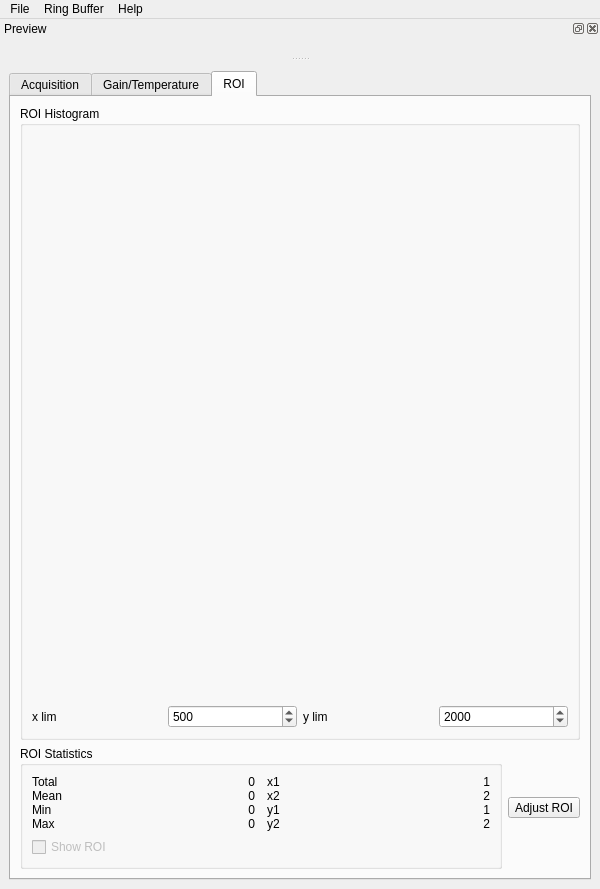
Qt form viewer/viewer.ui (lcici/qCamera) before a commit.
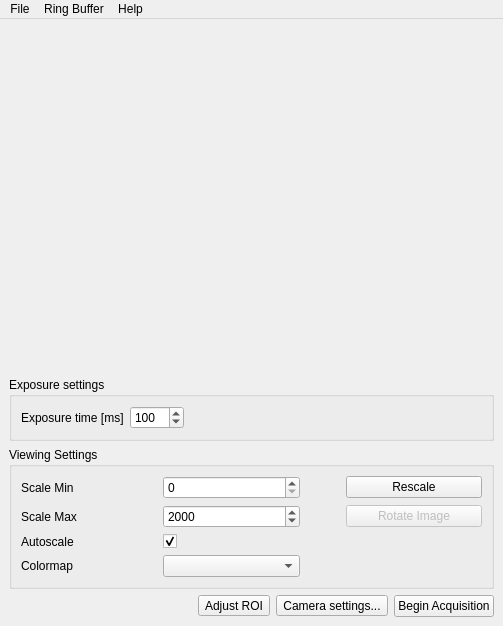
The same form after that commit. The open tabs and pages were chosen to show the change. Custom widgets are drawn as their Qt base class.

Commit message:
Reworking viewer interface.
Created some new Qt ui files, but have not yet implemented them in
the code.

```diff
--- a/viewer/viewer.ui
+++ b/viewer/viewer.ui
@@ -9,49 +9,30 @@
    <rect>
     <x>0</x>
     <y>0</y>
-    <width>600</width>
-    <height>889</height>
+    <width>503</width>
+    <height>626</height>
    </rect>
   </property>
   <property name="windowTitle">
    <string>qCamera Viewer</string>
   </property>
   <widget class="QWidget" name="centralwidget">
-   <layout class="QVBoxLayout" name="verticalLayout_5">
-    <item>
-     <widget class="QTabWidget" name="tabWidget">
-      <property name="currentIndex">
-       <number>0</number>
-      </property>
-      <widget class="QWidget" name="tab">
-       <attribute name="title">
-        <string>Acquisition</string>
-       </attribute>
-       <widget class="QWidget" name="horizontalLayoutWidget">
-        <property name="geometry">
-         <rect>
-          <x>10</x>
-          <y>10</y>
-          <width>411</width>
-          <height>121</height>
-         </rect>
-        </property>
-        <layout class="QHBoxLayout" name="horizontalLayout_2">
-         <item>
-          <widget class="QGroupBox" name="groupBox">
-           <property name="title">
-            <string>Exposure and Trigger Settings</string>
-           </property>
            <layout class="QVBoxLayout" name="verticalLayout_2">
             <item>
-             <layout class="QFormLayout" name="formLayout_3">
-              <item row="0" column="0">
-               <widget class="QLabel" name="label">
-                <property name="text">
-                 <string>Exposure time [ms]</string>
+     <widget class="ImageWidget" name="imageWidget">
+      <property name="orientation">
+       <enum>Qt::Vertical</enum>
                 </property>
                </widget>
               </item>
+    <item>
+     <widget class="QGroupBox" name="groupBox">
+      <property name="title">
+       <string>Exposure settings</string>
+      </property>
+      <layout class="QVBoxLayout" name="verticalLayout">
+       <item>
+        <layout class="QGridLayout" name="gridLayout_2">
               <item row="0" column="1">
                <widget class="QSpinBox" name="exposureTimeBox">
                 <property name="minimum">
@@ -68,122 +49,39 @@
                 </property>
                </widget>
               </item>
-              <item row="1" column="0">
-               <widget class="QLabel" name="label_4">
+         <item row="0" column="0">
+          <widget class="QLabel" name="label">
                 <property name="text">
-                 <string>Trigger mode</string>
+            <string>Exposure time [ms]</string>
                 </property>
                </widget>
               </item>
-              <item row="1" column="1">
-               <widget class="QComboBox" name="triggerModeBox">
-                <item>
-                 <property name="text">
-                  <string>software</string>
-                 </property>
-                </item>
-                <item>
-                 <property name="text">
-                  <string>external</string>
-                 </property>
-                </item>
-               </widget>
-              </item>
+         <item row="0" column="2">
+          <spacer name="horizontalSpacer_2">
+           <property name="orientation">
+            <enum>Qt::Horizontal</enum>
+           </property>
+           <property name="sizeHint" stdset="0">
+            <size>
+             <width>40</width>
+             <height>20</height>
+            </size>
+           </property>
+          </spacer>
+         </item>
              </layout>
             </item>
            </layout>
           </widget>
          </item>
-         <item>
-          <widget class="QGroupBox" name="shutterGroupBox">
-           <property name="title">
-            <string>Shutter</string>
-           </property>
-           <layout class="QHBoxLayout" name="horizontalLayout">
-            <item>
-             <widget class="QRadioButton" name="openShutterButton">
-              <property name="text">
-               <string>Open</string>
-              </property>
-             </widget>
-            </item>
-            <item>
-             <widget class="QRadioButton" name="closeShutterButton">
-              <property name="text">
-               <string>Closed</string>
-              </property>
-              <property name="checked">
-               <bool>true</bool>
-              </property>
-             </widget>
-            </item>
-           </layout>
-          </widget>
-         </item>
-         <item>
-          <layout class="QVBoxLayout" name="verticalLayout_7" stretch="0,0">
-           <item>
-            <widget class="QToolButton" name="adjustCropButton">
-             <property name="text">
-              <string>Adjust Crop</string>
-             </property>
-            </widget>
-           </item>
-           <item>
-            <widget class="QPushButton" name="setBinsButton">
-             <property name="text">
-              <string>Set Bins</string>
-             </property>
-            </widget>
-           </item>
-          </layout>
-         </item>
-        </layout>
-       </widget>
-       <widget class="QWidget" name="horizontalLayoutWidget_2">
-        <property name="geometry">
-         <rect>
-          <x>10</x>
-          <y>150</y>
-          <width>230</width>
-          <height>163</height>
-         </rect>
-        </property>
-        <layout class="QHBoxLayout" name="horizontalLayout_5">
          <item>
           <widget class="QGroupBox" name="groupBox_2">
            <property name="title">
             <string>Viewing Settings</string>
            </property>
-           <layout class="QGridLayout" name="gridLayout_4">
-            <item row="2" column="1">
-             <widget class="QPushButton" name="rotateImageButton">
-              <property name="text">
-               <string>Rotate Image</string>
-              </property>
-             </widget>
-            </item>
-            <item row="0" column="1">
-             <widget class="QPushButton" name="rescaleButton">
-              <property name="text">
-               <string>Rescale</string>
-              </property>
-             </widget>
-            </item>
-            <item row="0" column="0" rowspan="3">
-             <layout class="QVBoxLayout" name="verticalLayout">
-              <item>
-               <layout class="QFormLayout" name="formLayout_2">
-                <property name="fieldGrowthPolicy">
-                 <enum>QFormLayout::AllNonFixedFieldsGrow</enum>
-                </property>
-                <item row="0" column="0">
-                 <widget class="QLabel" name="label_2">
-                  <property name="text">
-                   <string>Scale Min</string>
-                  </property>
-                 </widget>
-                </item>
+      <layout class="QGridLayout" name="gridLayout">
+       <item row="0" column="0" rowspan="2">
+        <layout class="QGridLayout" name="gridLayout_3">
                 <item row="0" column="1">
                  <widget class="QSpinBox" name="scaleMinBox">
                   <property name="maximum">
@@ -194,10 +92,13 @@
                   </property>
                  </widget>
                 </item>
-                <item row="1" column="0">
-                 <widget class="QLabel" name="label_3">
+         <item row="2" column="1">
+          <widget class="QCheckBox" name="autoscaleButton">
                   <property name="text">
-                   <string>Scale Max</string>
+            <string/>
+           </property>
+           <property name="checked">
+            <bool>true</bool>
                   </property>
                  </widget>
                 </item>
@@ -217,424 +118,112 @@
                   </property>
                  </widget>
                 </item>
-                <item row="2" column="0">
-                 <widget class="QLabel" name="label_5">
-                  <property name="text">
-                   <string>Colormap</string>
-                  </property>
-                 </widget>
-                </item>
-                <item row="2" column="1">
+         <item row="3" column="1">
                  <widget class="QComboBox" name="colormapBox"/>
                 </item>
-               </layout>
-              </item>
-              <item>
-               <widget class="QCheckBox" name="rbufferBox">
-                <property name="enabled">
-                 <bool>false</bool>
-                </property>
-                <property name="text">
-                 <string>Enable Ring Buffer</string>
-                </property>
-               </widget>
-              </item>
-             </layout>
-            </item>
-            <item row="1" column="1">
-             <widget class="QCheckBox" name="autoscaleButton">
+         <item row="2" column="0">
+          <widget class="QLabel" name="label_4">
               <property name="text">
                <string>Autoscale</string>
               </property>
-              <property name="checked">
-               <bool>true</bool>
-              </property>
-             </widget>
-            </item>
-           </layout>
-          </widget>
-         </item>
-        </layout>
-       </widget>
-       <widget class="QPushButton" name="acquisitionButton">
-        <property name="geometry">
-         <rect>
-          <x>410</x>
-          <y>380</y>
-          <width>151</width>
-          <height>81</height>
-         </rect>
-        </property>
-        <property name="text">
-         <string>Begin Acquisition</string>
-        </property>
-       </widget>
-       <zorder>horizontalLayoutWidget</zorder>
-       <zorder>horizontalLayoutWidget</zorder>
-       <zorder>setBinsButton</zorder>
-       <zorder>horizontalLayoutWidget_2</zorder>
-       <zorder>shutterGroupBox</zorder>
-       <zorder>acquisitionButton</zorder>
-      </widget>
-      <widget class="QWidget" name="tab_3">
-       <attribute name="title">
-        <string>Gain/Temperature</string>
-       </attribute>
-       <widget class="QGroupBox" name="groupBox_3">
-        <property name="geometry">
-         <rect>
-          <x>20</x>
-          <y>20</y>
-          <width>113</width>
-          <height>74</height>
-         </rect>
-        </property>
-        <property name="title">
-         <string>Temperature Settings</string>
-        </property>
-        <layout class="QVBoxLayout" name="verticalLayout_6">
-         <item>
-          <layout class="QFormLayout" name="formLayout_5">
-           <property name="fieldGrowthPolicy">
-            <enum>QFormLayout::AllNonFixedFieldsGrow</enum>
-           </property>
-           <item row="0" column="1">
-            <widget class="QSpinBox" name="tempSetPointBox"/>
+          </widget>
            </item>
            <item row="0" column="0">
-            <widget class="QLabel" name="label_10">
+          <widget class="QLabel" name="label_2">
              <property name="text">
-              <string>Set Point</string>
+            <string>Scale Min</string>
+           </property>
+          </widget>
+         </item>
+         <item row="3" column="0">
+          <widget class="QLabel" name="label_5">
+           <property name="text">
+            <string>Colormap</string>
              </property>
             </widget>
            </item>
            <item row="1" column="0">
-            <widget class="QLabel" name="label_11">
+          <widget class="QLabel" name="label_3">
              <property name="text">
-              <string>Actual</string>
-             </property>
-            </widget>
-           </item>
-           <item row="1" column="1">
-            <widget class="QLabel" name="tempLbl">
-             <property name="text">
-              <string>20</string>
-             </property>
-            </widget>
-           </item>
-          </layout>
-         </item>
-        </layout>
-       </widget>
-       <widget class="QGroupBox" name="coolerStateBox">
-        <property name="geometry">
-         <rect>
-          <x>20</x>
-          <y>100</y>
-          <width>102</width>
-          <height>50</height>
-         </rect>
-        </property>
-        <property name="title">
-         <string>Cooler State</string>
-        </property>
-        <layout class="QHBoxLayout" name="horizontalLayout_3">
-         <item>
-          <widget class="QRadioButton" name="coolerOnButton">
-           <property name="text">
-            <string>On</string>
-           </property>
-          </widget>
-         </item>
-         <item>
-          <widget class="QRadioButton" name="coolerOffButton">
-           <property name="text">
-            <string>Off</string>
-           </property>
-           <property name="checked">
-            <bool>true</bool>
-           </property>
-          </widget>
-         </item>
-        </layout>
-       </widget>
-       <widget class="QGroupBox" name="gainGroupBox">
-        <property name="geometry">
-         <rect>
-          <x>150</x>
-          <y>20</y>
-          <width>261</width>
-          <height>51</height>
-         </rect>
-        </property>
-        <property name="title">
-         <string>Gain</string>
-        </property>
-        <layout class="QHBoxLayout" name="horizontalLayout_6">
-         <item>
-          <widget class="QSlider" name="gainSlider">
-           <property name="orientation">
-            <enum>Qt::Horizontal</enum>
-           </property>
-          </widget>
-         </item>
-         <item>
-          <widget class="QLabel" name="gainLbl">
-           <property name="text">
-            <string>100</string>
-           </property>
-          </widget>
-         </item>
-        </layout>
-       </widget>
-      </widget>
-      <widget class="QWidget" name="tab_2">
-       <attribute name="title">
-        <string>ROI</string>
-       </attribute>
-       <layout class="QGridLayout" name="gridLayout_2">
-        <item row="0" column="0" colspan="2">
-         <widget class="QGroupBox" name="groupBox_5">
-          <property name="title">
-           <string>ROI Histogram</string>
-          </property>
-          <layout class="QVBoxLayout" name="verticalLayout_3">
-           <item>
-            <widget class="CurveWidget" name="roiHistWidget">
-             <property name="orientation">
-              <enum>Qt::Horizontal</enum>
-             </property>
-            </widget>
-           </item>
-           <item>
-            <layout class="QGridLayout" name="gridLayout_3">
-             <item row="0" column="1">
-              <widget class="QSpinBox" name="xHistLimBox">
-               <property name="maximum">
-                <number>65536</number>
-               </property>
-               <property name="singleStep">
-                <number>100</number>
-               </property>
-               <property name="value">
-                <number>500</number>
+            <string>Scale Max</string>
                </property>
               </widget>
              </item>
              <item row="0" column="3">
-              <widget class="QSpinBox" name="yHistLimBox">
-               <property name="maximum">
-                <number>65536</number>
-               </property>
-               <property name="singleStep">
-                <number>10</number>
-               </property>
-               <property name="value">
-                <number>2000</number>
-               </property>
-              </widget>
-             </item>
-             <item row="0" column="0">
-              <widget class="QLabel" name="label_19">
+          <widget class="QPushButton" name="rescaleButton">
                <property name="text">
-                <string>x lim</string>
+            <string>Rescale</string>
                </property>
               </widget>
              </item>
-             <item row="0" column="2">
-              <widget class="QLabel" name="label_20">
-               <property name="text">
-                <string>y lim</string>
-               </property>
-              </widget>
-             </item>
-            </layout>
-           </item>
-          </layout>
-         </widget>
-        </item>
-        <item row="1" column="0">
-         <widget class="QGroupBox" name="groupBox_4">
-          <property name="title">
-           <string>ROI Statistics</string>
-          </property>
-          <layout class="QGridLayout" name="gridLayout">
-           <property name="horizontalSpacing">
-            <number>12</number>
-           </property>
-           <item row="1" column="0">
-            <widget class="QCheckBox" name="showROIBox">
+         <item row="1" column="3">
+          <widget class="QPushButton" name="rotateImageButton">
              <property name="enabled">
               <bool>false</bool>
              </property>
              <property name="text">
-              <string>Show ROI</string>
+            <string>Rotate Image</string>
              </property>
             </widget>
            </item>
-           <item row="0" column="0">
-            <layout class="QFormLayout" name="formLayout">
-             <property name="fieldGrowthPolicy">
-              <enum>QFormLayout::AllNonFixedFieldsGrow</enum>
-             </property>
-             <item row="0" column="0">
-              <widget class="QLabel" name="label_15">
-               <property name="text">
-                <string>Total</string>
-               </property>
-              </widget>
-             </item>
-             <item row="0" column="1">
-              <widget class="QLabel" name="roiTotalLbl">
-               <property name="text">
-                <string>0</string>
-               </property>
-               <property name="alignment">
-                <set>Qt::AlignRight|Qt::AlignTrailing|Qt::AlignVCenter</set>
-               </property>
-              </widget>
-             </item>
-             <item row="1" column="0">
-              <widget class="QLabel" name="label_16">
-               <property name="text">
-                <string>Mean</string>
-               </property>
-              </widget>
-             </item>
-             <item row="1" column="1">
-              <widget class="QLabel" name="roiMeanLbl">
-               <property name="text">
-                <string>0</string>
-               </property>
-               <property name="alignment">
-                <set>Qt::AlignRight|Qt::AlignTrailing|Qt::AlignVCenter</set>
-               </property>
-              </widget>
-             </item>
-             <item row="2" column="0">
-              <widget class="QLabel" name="label_17">
-               <property name="text">
-                <string>Min</string>
-               </property>
-              </widget>
-             </item>
-             <item row="2" column="1">
-              <widget class="QLabel" name="roiMinLbl">
-               <property name="text">
-                <string>0</string>
-               </property>
-               <property name="alignment">
-                <set>Qt::AlignRight|Qt::AlignTrailing|Qt::AlignVCenter</set>
-               </property>
-              </widget>
-             </item>
-             <item row="3" column="0">
-              <widget class="QLabel" name="label_18">
-               <property name="text">
-                <string>Max</string>
-               </property>
-              </widget>
-             </item>
-             <item row="3" column="1">
-              <widget class="QLabel" name="roiMaxLbl">
-               <property name="enabled">
-                <bool>true</bool>
-               </property>
-               <property name="text">
-                <string>0</string>
-               </property>
-               <property name="alignment">
-                <set>Qt::AlignRight|Qt::AlignTrailing|Qt::AlignVCenter</set>
-               </property>
-              </widget>
-             </item>
-            </layout>
-           </item>
-           <item row="0" column="1">
-            <layout class="QFormLayout" name="formLayout_4">
-             <item row="0" column="0">
-              <widget class="QLabel" name="label_6">
-               <property name="text">
-                <string>x1</string>
-               </property>
-              </widget>
-             </item>
-             <item row="1" column="0">
-              <widget class="QLabel" name="label_7">
-               <property name="text">
-                <string>x2</string>
-               </property>
-              </widget>
-             </item>
-             <item row="2" column="0">
-              <widget class="QLabel" name="label_8">
-               <property name="text">
-                <string>y1</string>
-               </property>
-              </widget>
-             </item>
-             <item row="3" column="0">
-              <widget class="QLabel" name="label_9">
-               <property name="text">
-                <string>y2</string>
-               </property>
-              </widget>
-             </item>
-             <item row="0" column="1">
-              <widget class="QLabel" name="roiX1Lbl">
-               <property name="text">
-                <string>1</string>
-               </property>
-               <property name="alignment">
-                <set>Qt::AlignRight|Qt::AlignTrailing|Qt::AlignVCenter</set>
-               </property>
-              </widget>
-             </item>
-             <item row="1" column="1">
-              <widget class="QLabel" name="roiX2Lbl">
-               <property name="text">
-                <string>2</string>
-               </property>
-               <property name="alignment">
-                <set>Qt::AlignRight|Qt::AlignTrailing|Qt::AlignVCenter</set>
-               </property>
-              </widget>
-             </item>
-             <item row="2" column="1">
-              <widget class="QLabel" name="roiY1Lbl">
-               <property name="text">
-                <string>1</string>
-               </property>
-               <property name="alignment">
-                <set>Qt::AlignRight|Qt::AlignTrailing|Qt::AlignVCenter</set>
-               </property>
-              </widget>
-             </item>
-             <item row="3" column="1">
-              <widget class="QLabel" name="roiY2Lbl">
-               <property name="text">
-                <string>2</string>
-               </property>
-               <property name="alignment">
-                <set>Qt::AlignRight|Qt::AlignTrailing|Qt::AlignVCenter</set>
-               </property>
-              </widget>
-             </item>
-            </layout>
-           </item>
-          </layout>
-         </widget>
-        </item>
-        <item row="1" column="1">
+         <item row="0" column="2">
+          <spacer name="horizontalSpacer_3">
+           <property name="orientation">
+            <enum>Qt::Horizontal</enum>
+           </property>
+           <property name="sizeType">
+            <enum>QSizePolicy::Minimum</enum>
+           </property>
+           <property name="sizeHint" stdset="0">
+            <size>
+             <width>40</width>
+             <height>20</height>
+            </size>
+           </property>
+          </spacer>
+         </item>
+        </layout>
+       </item>
+      </layout>
+     </widget>
+    </item>
+    <item>
+     <layout class="QHBoxLayout" name="horizontalLayout">
+      <item>
+       <spacer name="horizontalSpacer">
+        <property name="orientation">
+         <enum>Qt::Horizontal</enum>
+        </property>
+        <property name="sizeHint" stdset="0">
+         <size>
+          <width>40</width>
+          <height>20</height>
+         </size>
+        </property>
+       </spacer>
+      </item>
+      <item>
          <widget class="QToolButton" name="adjustROIButton">
           <property name="text">
            <string>Adjust ROI</string>
           </property>
          </widget>
         </item>
-       </layout>
-      </widget>
-     </widget>
+      <item>
+       <widget class="QToolButton" name="cameraSettingsButton">
+        <property name="text">
+         <string>Camera settings...</string>
+        </property>
+       </widget>
+      </item>
+      <item>
+       <widget class="QPushButton" name="acquisitionButton">
+        <property name="text">
+         <string>Begin Acquisition</string>
+        </property>
+       </widget>
+      </item>
+     </layout>
     </item>
    </layout>
   </widget>
@@ -643,7 +232,7 @@
     <rect>
      <x>0</x>
      <y>0</y>
-     <width>600</width>
+     <width>503</width>
      <height>21</height>
     </rect>
    </property>
@@ -671,25 +260,6 @@
    <addaction name="menuRing_Buffer"/>
    <addaction name="menuHelp"/>
   </widget>
-  <widget class="QDockWidget" name="dockWidget">
-   <property name="windowTitle">
-    <string>Preview</string>
-   </property>
-   <attribute name="dockWidgetArea">
-    <number>4</number>
-   </attribute>
-   <widget class="QWidget" name="dockWidgetContents">
-    <layout class="QVBoxLayout" name="verticalLayout_4">
-     <item>
-      <widget class="ImageWidget" name="imageWidget">
-       <property name="orientation">
-        <enum>Qt::Vertical</enum>
-       </property>
-      </widget>
-     </item>
-    </layout>
-   </widget>
-  </widget>
   <action name="actionSave_image_as">
    <property name="text">
     <string>Save image as...</string>
@@ -728,11 +298,6 @@
    <extends>QSplitter</extends>
    <header>guiqwt.plot</header>
   </customwidget>
-  <customwidget>
-   <class>CurveWidget</class>
-   <extends>QSplitter</extends>
-   <header>guiqwt.plot</header>
-  </customwidget>
  </customwidgets>
  <tabstops>
   <tabstop>scaleMinBox</tabstop>
```
Left out of the diff: 44 changed lines with no effect on the pictures. Lines whose indentation alone changed are shown as unchanged. The commit also changes 3 other files.
